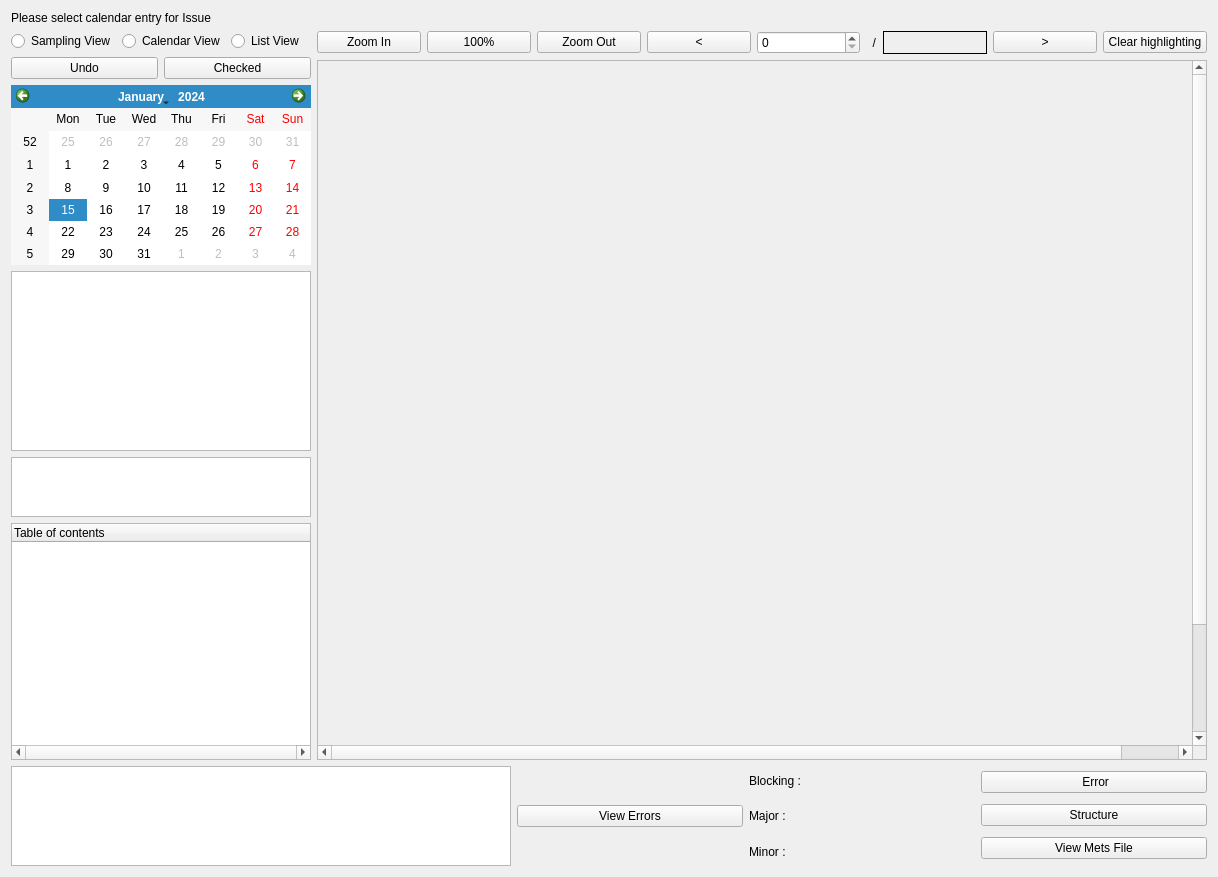
First picture: the form in namalysator/w_structview.ui, repository phungthomas/Namalysator, before the edit.
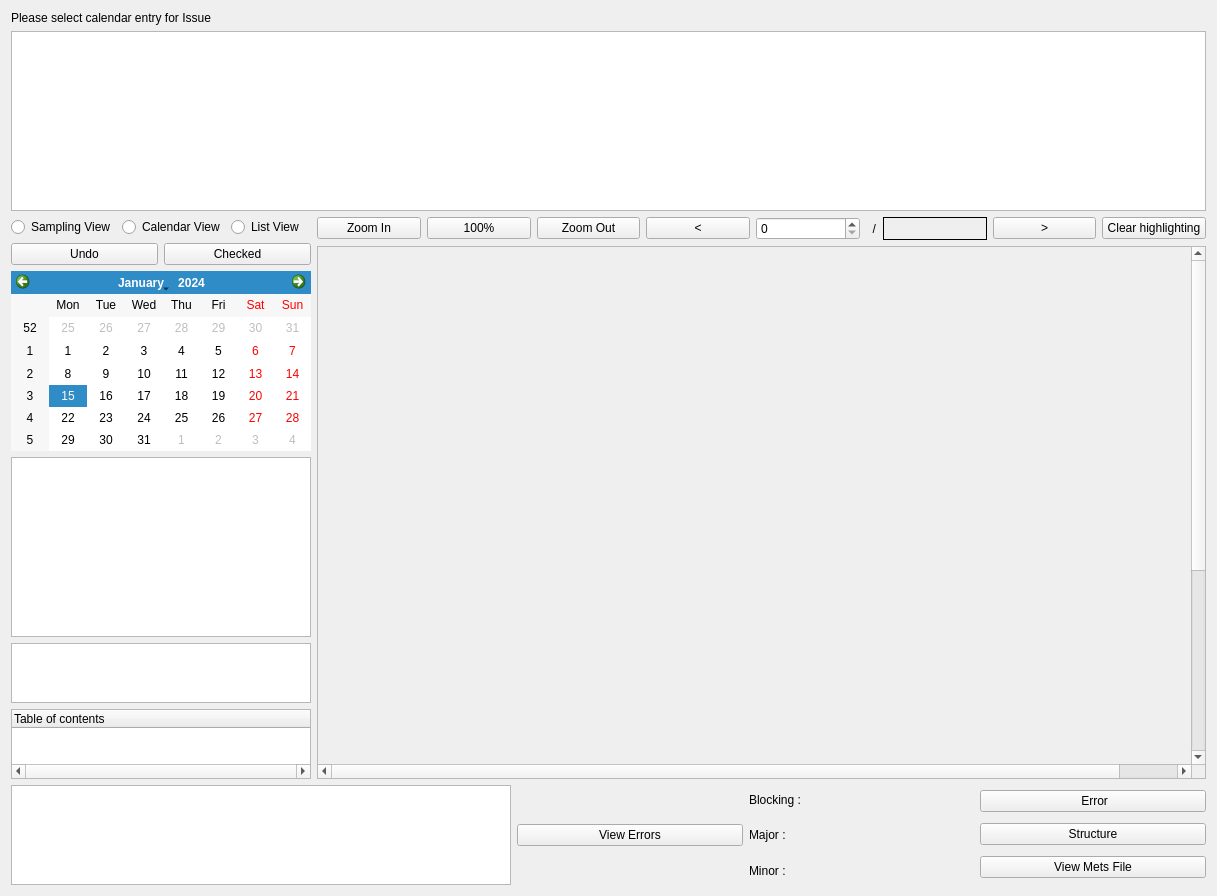
Second picture: the form after the edit.

Commit message: Adding widget for book choosing: Only mockup

Patch:
```diff
--- a/namalysator/w_structview.ui
+++ b/namalysator/w_structview.ui
@@ -6,7 +6,7 @@
    <rect>
     <x>0</x>
     <y>0</y>
-    <width>1218</width>
+    <width>1217</width>
     <height>877</height>
    </rect>
   </property>
@@ -27,6 +27,22 @@
      </property>
     </widget>
    </item>
+   <item>
+    <widget class="QTableView" name="bookView">
+     <property name="minimumSize">
+      <size>
+       <width>0</width>
+       <height>180</height>
+      </size>
+     </property>
+     <property name="maximumSize">
+      <size>
+       <width>65535</width>
+       <height>180</height>
+      </size>
+     </property>
+    </widget>
+   </item>
    <item>
     <layout class="QHBoxLayout" name="horizontalLayout">
      <property name="sizeConstraint">
```
The commit also changes 7 other files.
